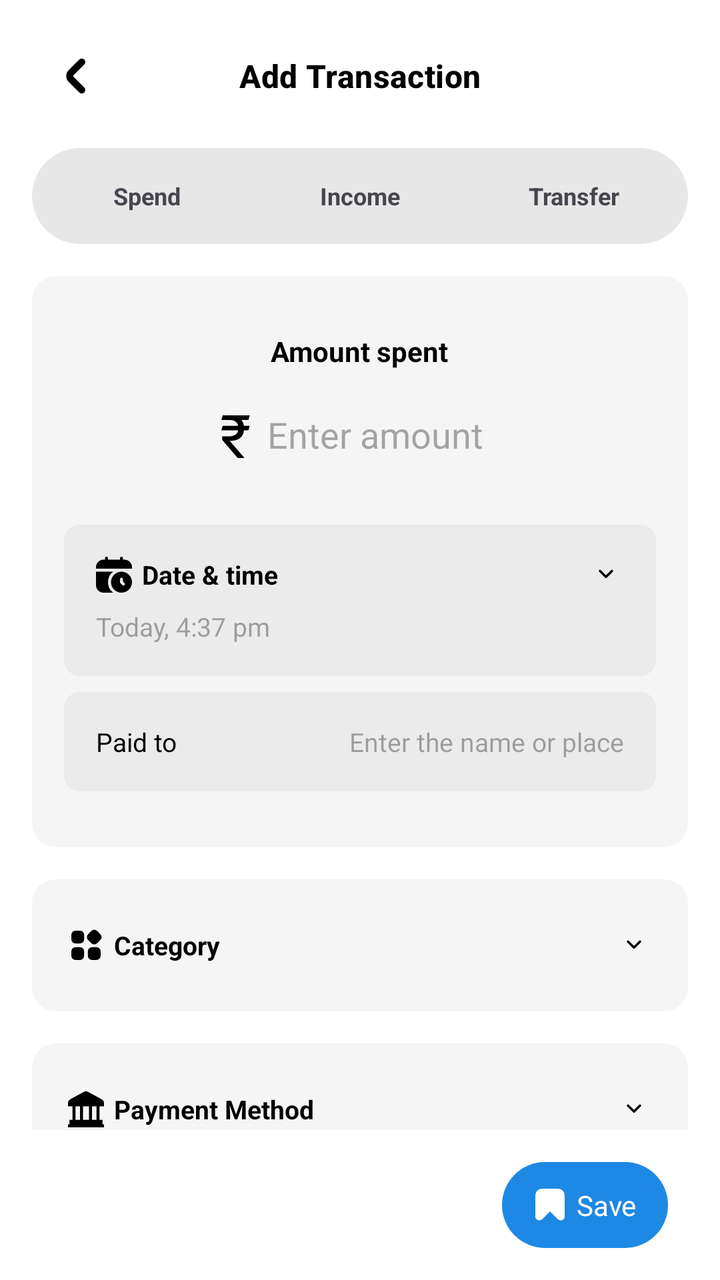
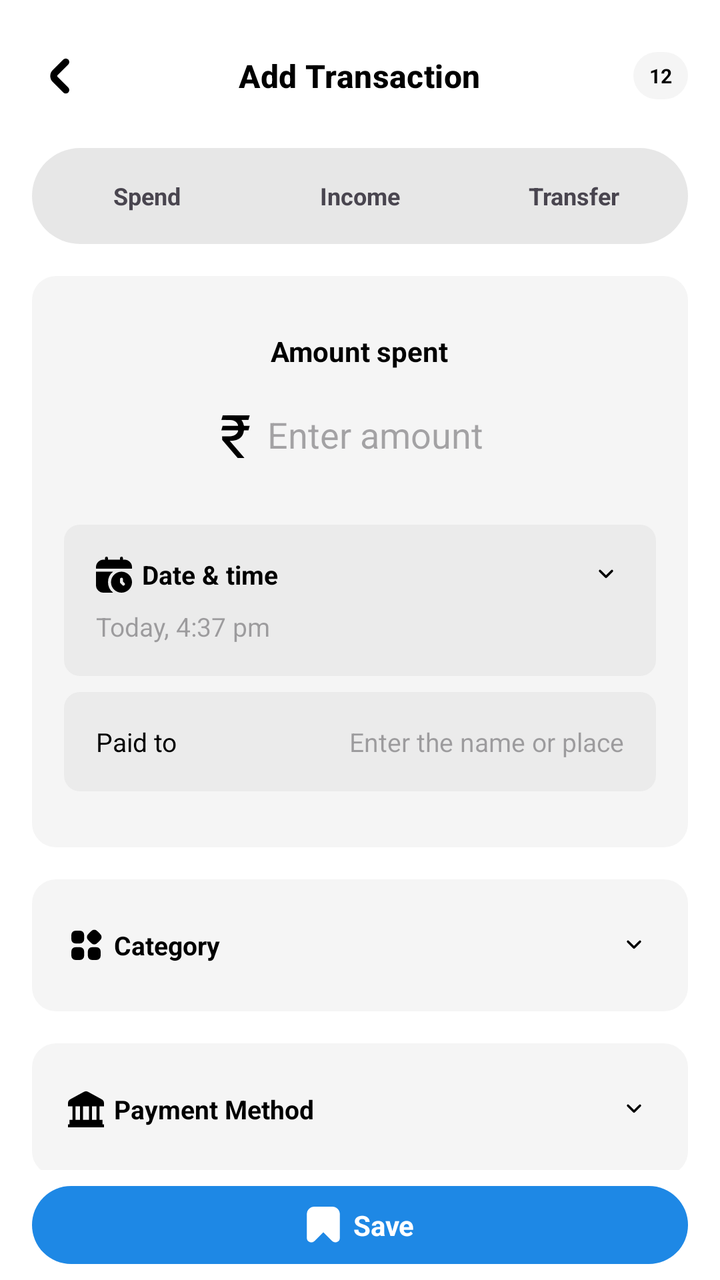

An Android layout rendered at two revisions. The XML below is the earlier revision; the diff shows what the commit changed to produce the second picture.
<!-- AndroidManifest.xml: application theme Theme.ExpenseManager -->
<!-- res/layout/activity_add_transaction.xml -->
<?xml version="1.0" encoding="utf-8"?>
<RelativeLayout xmlns:android="http://schemas.android.com/apk/res/android"
    xmlns:app="http://schemas.android.com/apk/res-auto"
    android:layout_width="match_parent"
    android:layout_height="match_parent"
    android:background="@color/main_bg"
    android:fitsSystemWindows="true"
    android:orientation="vertical">

    <androidx.core.widget.NestedScrollView
        android:id="@+id/scrollView"
        android:layout_width="match_parent"
        android:layout_height="match_parent"
        android:layout_above="@id/bottomBar">

        <LinearLayout
            android:layout_width="match_parent"
            android:layout_height="match_parent"
            android:orientation="vertical"
            android:padding="16dp">

            
            <LinearLayout
                android:layout_width="match_parent"
                android:layout_height="wrap_content"
                android:gravity="center_vertical"
                android:orientation="horizontal"
                android:padding="8dp">

                
                <ImageView
                    android:id="@+id/ivBack"
                    android:layout_width="28dp"
                    android:layout_height="28dp"
                    android:src="@drawable/ic_back_btn"
                    app:tint="@color/ic_color" />

                
                <TextView
                    android:id="@+id/tvTitle"
                    android:layout_width="0dp"
                    android:layout_height="wrap_content"
                    android:layout_weight="1"
                    android:gravity="center"
                    android:text="Add Transaction"
                    android:textAppearance="?attr/textAppearanceTitleMedium"
                    android:textColor="@color/opposite_color"
                    android:textSize="16dp"
                    android:textStyle="bold" />


                
                <ImageView
                    android:id="@+id/ivClose"
                    android:layout_width="28dp"
                    android:layout_height="28dp"
                    app:tint="@color/ic_color" />

            </LinearLayout>

            
            <LinearLayout
                android:id="@+id/spendIncomeSegment"
                android:layout_width="match_parent"
                android:layout_height="48dp"
                android:layout_marginTop="14dp"
                android:background="@drawable/bg_segment_container"
                android:gravity="center"
                android:orientation="horizontal"
                android:padding="4dp">

                
                <TextView
                    android:id="@+id/tvSpend"
                    android:layout_width="0dp"
                    android:layout_height="match_parent"
                    android:layout_weight="1"
                    android:background="@drawable/bg_segment_unselected"
                    android:gravity="center"
                    android:text="Spend"
                    android:textColor="?attr/colorOnSurfaceVariant"
                    android:textSize="12sp"
                    android:textStyle="bold" />

                
                <TextView
                    android:id="@+id/tvIncome"
                    android:layout_width="0dp"
                    android:layout_height="match_parent"
                    android:layout_weight="1"
                    android:background="@drawable/bg_segment_unselected"
                    android:gravity="center"
                    android:text="Income"
                    android:textColor="?attr/colorOnSurfaceVariant"
                    android:textSize="12sp"
                    android:textStyle="bold" />

                <TextView
                    android:id="@+id/tvTransfer"
                    android:layout_width="0dp"
                    android:layout_height="match_parent"
                    android:layout_weight="1"
                    android:background="@drawable/bg_segment_unselected"
                    android:gravity="center"
                    android:text="Transfer"
                    android:textColor="?attr/colorOnSurfaceVariant"
                    android:textSize="12sp"
                    android:textStyle="bold" />

            </LinearLayout>

            
            <LinearLayout
                android:layout_width="match_parent"
                android:layout_height="wrap_content"
                android:layout_marginTop="16dp"
                android:background="@drawable/bg_card_account_details"
                android:orientation="vertical"
                android:paddingHorizontal="16dp"
                android:paddingVertical="28dp">

                
                <TextView
                    android:id="@+id/tvAmountTitle"
                    android:layout_width="wrap_content"
                    android:layout_height="wrap_content"
                    android:layout_gravity="center_horizontal"
                    android:text="Amount spent"
                    android:textColor="@color/opposite_color"
                    android:textSize="14sp"
                    android:textStyle="bold" />

                
                <LinearLayout
                    android:layout_width="wrap_content"
                    android:layout_height="wrap_content"
                    android:layout_gravity="center_horizontal"
                    android:layout_marginTop="12dp"
                    android:orientation="horizontal">

                    
                    <TextView
                        android:id="@+id/currencySymbol"
                        android:layout_width="wrap_content"
                        android:layout_height="wrap_content"
                        android:layout_gravity="center"
                        android:text="₹"
                        android:textColor="@color/opposite_color"
                        android:textSize="30sp" />

                    
                    <EditText
                        android:id="@+id/etAmount"
                        android:layout_width="0dp"
                        android:layout_height="wrap_content"
                        android:layout_gravity="center"
                        android:layout_weight="1"
                        android:background="@android:color/transparent"
                        android:gravity="center"
                        android:hint="Enter amount"
                        android:imeOptions="actionDone"
                        android:inputType="numberDecimal"
                        android:paddingStart="8dp"
                        android:paddingEnd="8dp"
                        android:textColor="@color/opposite_color"
                        android:textColorHint="?android:attr/textColorHint"
                        android:textSize="18sp" />

                    
                    
                    
                    
                    
                    

                </LinearLayout>

                
                <View
                    android:layout_width="200dp"
                    android:layout_height="1dp"
                    android:layout_gravity="center_horizontal"
                    android:layout_marginTop="4dp"
                    android:alpha="0.4"
                    android:background="?android:attr/textColorHint" />

                
                <LinearLayout
                    android:id="@+id/date_linearlayout"
                    android:layout_width="match_parent"
                    android:layout_height="wrap_content"
                    android:layout_marginTop="20dp"
                    android:padding="16dp"
                    android:background="@drawable/bg_transcation_card_inside"
                    android:gravity="center_vertical"
                    android:orientation="vertical">

                    <LinearLayout
                        android:layout_width="match_parent"
                        android:layout_height="wrap_content"
                        android:orientation="horizontal">

                        
                        <ImageView
                            android:id="@+id/ivCalendar"
                            android:layout_width="18dp"
                            android:layout_height="18dp"
                            android:contentDescription="Pick date"
                            android:src="@drawable/ic_calendar"
                            app:tint="@color/opposite_color" />

                        <TextView
                            android:layout_width="0dp"
                            android:layout_height="wrap_content"
                            android:layout_weight="1"
                            android:text="Date &amp; time"
                            android:textColor="@color/opposite_color"
                            android:textSize="13sp"
                            android:textStyle="bold"
                            android:layout_marginStart="5dp"/>

                        <ImageView
                            android:layout_width="18dp"
                            android:layout_height="18dp"
                            android:contentDescription="dropdown"
                            android:src="@drawable/ic_dropdown"
                            app:tint="@color/opposite_color" />

                    </LinearLayout>

                    
                    <TextView
                        android:id="@+id/tvDateTime"
                        android:layout_width="match_parent"
                        android:layout_height="wrap_content"
                        android:layout_marginEnd="8dp"
                        android:layout_weight="1"
                        android:text="Today, 4:37 pm"
                        android:layout_marginTop="8dp"
                        android:textColor="?android:attr/textColorHint"
                        android:textSize="13sp" />

                </LinearLayout>


                
                <LinearLayout
                    android:id="@+id/linear_paidTo"
                    android:layout_width="match_parent"
                    android:layout_height="wrap_content"
                    android:layout_marginTop="8dp"
                    android:background="@drawable/bg_transcation_card_inside"
                    android:orientation="horizontal">

                    <TextView
                        android:id="@+id/tvPayeeLabel"
                        android:layout_width="wrap_content"
                        android:layout_height="wrap_content"
                        android:paddingStart="16dp"
                        android:text="Paid to"
                        android:textColor="@color/opposite_color"
                        android:textSize="13sp" />

                    <EditText
                        android:id="@+id/etPayee"
                        android:layout_width="match_parent"
                        android:layout_height="wrap_content"
                        android:background="@android:color/transparent"
                        android:gravity="end"
                        android:hint="Enter the name or place"
                        android:imeOptions="actionDone"
                        android:inputType="textCapWords"
                        android:paddingVertical="16dp"
                        android:paddingEnd="16dp"
                        android:textColor="@color/opposite_color"
                        android:textColorHint="?android:attr/textColorHint"
                        android:textSize="13sp" />

                </LinearLayout>

            </LinearLayout>


            
            <LinearLayout
                android:id="@+id/layoutCategory"
                android:layout_width="match_parent"
                android:layout_height="wrap_content"
                android:layout_marginTop="16dp"
                android:background="@drawable/bg_card_account_details"
                android:gravity="center_vertical"
                android:orientation="horizontal"
                android:paddingHorizontal="18dp"
                android:paddingVertical="24dp">

                <ImageView
                    android:id="@+id/ivCategoryIconTransaction"
                    android:layout_width="18dp"
                    android:layout_height="18dp"
                    android:contentDescription="Category"
                    android:src="@drawable/ic_category"
                    app:tint="@color/opposite_color" />

                <TextView
                    android:id="@+id/tvCategory"
                    android:layout_width="0dp"
                    android:layout_height="wrap_content"
                    android:layout_marginStart="5dp"
                    android:layout_weight="1"
                    android:text="Category"
                    android:textColor="@color/opposite_color"
                    android:textSize="13sp"
                    android:textStyle="bold" />

                <ImageView
                    android:layout_width="18dp"
                    android:layout_height="18dp"
                    android:contentDescription="dropdown"
                    android:src="@drawable/ic_dropdown"
                    app:tint="@color/opposite_color" />

            </LinearLayout>

            
            <LinearLayout
                android:id="@+id/layoutSubtype"
                android:layout_width="match_parent"
                android:layout_height="wrap_content"
                android:layout_marginTop="16dp"
                android:background="@drawable/bg_card_account_details"
                android:gravity="center_vertical"
                android:orientation="horizontal"
                android:paddingHorizontal="18dp"
                android:paddingVertical="24dp">

                <ImageView
                    android:id="@+id/ivSubtypeIcon"
                    android:layout_width="18dp"
                    android:layout_height="18dp"
                    android:contentDescription="Subtype"
                    android:src="@drawable/ic_bank"
                    app:tint="@color/opposite_color" />

                <TextView
                    android:id="@+id/tvSubtype"
                    android:layout_width="0dp"
                    android:layout_height="wrap_content"
                    android:layout_marginStart="5dp"
                    android:layout_weight="1"
                    android:text="Payment Method"
                    android:textColor="@color/opposite_color"
                    android:textSize="13sp"
                    android:textStyle="bold" />

                <ImageView
                    android:layout_width="18dp"
                    android:layout_height="18dp"
                    android:contentDescription="dropdown"
                    android:src="@drawable/ic_dropdown"
                    app:tint="@color/opposite_color" />

            </LinearLayout>

            
            <LinearLayout
                android:id="@+id/layoutSubtypeTo"
                android:layout_width="match_parent"
                android:layout_height="wrap_content"
                android:layout_marginTop="16dp"
                android:background="@drawable/bg_card_account_details"
                android:gravity="center_vertical"
                android:orientation="horizontal"
                android:paddingHorizontal="18dp"
                android:paddingVertical="24dp">

                <ImageView
                    android:id="@+id/ivSubtypeIconTo"
                    android:layout_width="18dp"
                    android:layout_height="18dp"
                    android:contentDescription="Subtype"
                    android:src="@drawable/ic_bank"
                    app:tint="@color/opposite_color" />

                <TextView
                    android:id="@+id/tvSubtypeTo"
                    android:layout_width="0dp"
                    android:layout_height="wrap_content"
                    android:layout_marginStart="5dp"
                    android:layout_weight="1"
                    android:text="Payment Method"
                    android:textColor="@color/opposite_color"
                    android:textSize="13sp"
                    android:textStyle="bold" />

                <ImageView
                    android:layout_width="18dp"
                    android:layout_height="18dp"
                    android:contentDescription="dropdown"
                    android:src="@drawable/ic_dropdown"
                    app:tint="@color/opposite_color" />

            </LinearLayout>

            
            
            <LinearLayout
                android:layout_width="match_parent"
                android:layout_height="wrap_content"
                android:layout_marginTop="16dp"
                android:background="@drawable/bg_card_account_details"
                android:gravity="center_vertical"
                android:orientation="vertical"
                android:paddingHorizontal="18dp"
                android:paddingTop="24dp"
                android:paddingBottom="18dp">

                
                <LinearLayout
                    android:layout_width="match_parent"
                    android:layout_height="wrap_content"
                    android:gravity="center_vertical"
                    android:orientation="horizontal">

                    <ImageView
                        android:layout_width="18dp"
                        android:layout_height="18dp"
                        android:layout_marginEnd="4dp"
                        android:contentDescription="Notes"
                        android:src="@drawable/ic_notes"
                        app:tint="@color/opposite_color" />

                    <TextView
                        android:layout_width="wrap_content"
                        android:layout_height="wrap_content"
                        android:layout_marginStart="5dp"
                        android:text="Notes"
                        android:textColor="@color/opposite_color"
                        android:textSize="13sp"
                        android:textStyle="bold" />
                </LinearLayout>

                
                <EditText
                    android:id="@+id/etNotes"
                    android:layout_width="match_parent"
                    android:layout_height="wrap_content"
                    android:layout_marginTop="8dp"
                    android:background="@android:color/transparent"
                    android:ellipsize="none"
                    android:hint="Tap to add"
                    android:inputType="textCapSentences|textMultiLine"
                    android:maxLines="18"
                    android:minLines="2"
                    android:overScrollMode="ifContentScrolls"
                    android:padding="0dp"
                    android:scrollHorizontally="false"
                    android:textColor="@color/opposite_color"
                    android:textColorHint="?android:attr/textColorHint"
                    android:textSize="14sp" />

            </LinearLayout>


        </LinearLayout>

    </androidx.core.widget.NestedScrollView>

    
    <LinearLayout
        android:id="@+id/bottomBar"
        android:layout_width="match_parent"
        android:layout_height="wrap_content"
        android:layout_alignParentBottom="true"
        android:gravity="end"
        android:orientation="horizontal"
        android:padding="16dp">

        <LinearLayout
            android:id="@+id/btnSave"
            android:layout_width="wrap_content"
            android:layout_height="wrap_content"
            android:layout_gravity="center_vertical"
            android:layout_marginEnd="10dp"
            android:background="@drawable/bg_btn_save"
            android:gravity="center"
            android:orientation="horizontal">

            <ImageView
                android:layout_width="16dp"
                android:layout_height="16dp"
                android:layout_marginStart="16dp"
                android:src="@drawable/ic_save"
                app:tint="@color/white" />

            <TextView
                android:layout_width="wrap_content"
                android:layout_height="wrap_content"
                android:paddingVertical="12dp"
                android:paddingStart="5dp"
                android:paddingEnd="16dp"
                android:text="Save"
                android:textAlignment="center"
                android:textColor="@android:color/white"
                android:visibility="visible" />

        </LinearLayout>


    </LinearLayout>
</RelativeLayout>
<!-- resources referenced by this layout -->
<resources>
  <color name="ic_color">#000000</color>
  <color name="main_bg">#FFFFFF</color>
  <color name="opposite_color">#000000</color>
  <color name="white">#FFFFFF</color>
  <!-- drawable bg_btn_save (drawable) -->
  <shape xmlns:android="http://schemas.android.com/apk/res/android"
      android:shape="rectangle">
      <solid android:color="@color/nav_icon_active" />
      <corners android:radius="30dp" />
  </shape>
  <!-- drawable bg_card_account_details (drawable) -->
  <shape xmlns:android="http://schemas.android.com/apk/res/android" android:shape="rectangle">
      <solid android:color="@color/bg_account_details"/>
      <corners android:radius="12dp"/>
  </shape>
  <!-- drawable bg_segment_container (drawable) -->
  <shape xmlns:android="http://schemas.android.com/apk/res/android" android:shape="rectangle">
      <solid android:color="@color/filter_bg_color"/>
      <corners android:radius="24dp"/>
  </shape>
  <!-- drawable bg_segment_unselected (drawable) -->
  <shape xmlns:android="http://schemas.android.com/apk/res/android" android:shape="rectangle">
      <solid android:color="@android:color/transparent"/>
  </shape>
  <!-- drawable bg_transcation_card_inside (drawable) -->
  <shape xmlns:android="http://schemas.android.com/apk/res/android" android:shape="rectangle">
      <solid android:color="@color/co_bg_transaction_card_inside"/>
      <corners android:radius="8dp"/>
  </shape>
  <!-- drawable ic_back_btn (drawable) -->
  <vector xmlns:android="http://schemas.android.com/apk/res/android" android:height="32dp" android:viewportHeight="24" android:viewportWidth="24" android:width="32dp">
        
      <path android:fillColor="#000000" android:pathData="M10.957,12.354a0.5,0.5 0,0 1,0 -0.708l4.586,-4.585a1.5,1.5 0,0 0,-2.121 -2.122L8.836,9.525a3.505,3.505 0,0 0,0 4.95l4.586,4.586a1.5,1.5 0,0 0,2.121 -2.122Z"/>
      
  </vector>
  <!-- drawable ic_bank (drawable) -->
  <vector xmlns:android="http://schemas.android.com/apk/res/android"
      android:width="512dp"
      android:height="512dp"
      android:viewportWidth="24"
      android:viewportHeight="24">
    <path
        android:pathData="M24,10L24,7.909a3,3 0,0 0,-1.563 -2.634l-9,-4.909a2.993,2.993 0,0 0,-2.874 0l-9,4.909A3,3 0,0 0,0 7.909L0,10h3v9L1,19v3L0,22v2h24v-2h-1v-3h-2v-9zM14,10v9h-4v-9zM5,10h3v9L5,19zM19,19h-3v-9h3z"
        android:fillColor="#000000"/>
  </vector>
  <!-- drawable ic_dropdown (drawable) -->
  <vector xmlns:android="http://schemas.android.com/apk/res/android"
      android:width="512dp"
      android:height="512dp"
      android:viewportWidth="24"
      android:viewportHeight="24">
    <path
        android:pathData="M16.53,8.97a0.75,0.75 0,0 1,0 1.06l-4,4a0.75,0.75 0,0 1,-1.06 0l-4,-4a0.75,0.75 0,1 1,1.06 -1.06L12,12.44l3.47,-3.47a0.75,0.75 0,0 1,1.06 0z"
        android:fillColor="#000000"
        android:fillType="evenOdd"/>
  </vector>
  <!-- drawable ic_save (drawable) -->
  <vector xmlns:android="http://schemas.android.com/apk/res/android"
      android:width="14dp"
      android:height="14dp"
      android:viewportWidth="24"
      android:viewportHeight="24">
    <path
        android:pathData="M2.849,23.55a2.954,2.954 0,0 0,3.266 -0.644L12,17.053l5.885,5.853a2.956,2.956 0,0 0,2.1 0.881,3.05 3.05,0 0,0 1.17,-0.237A2.953,2.953 0,0 0,23 20.779V5a5.006,5.006 0,0 0,-5 -5H6a5.006,5.006 0,0 0,-5 5v15.779a2.953,2.953 0,0 0,1.849 2.771Z"
        android:fillColor="#000000"/>
  </vector>
  <style name="Theme.ExpenseManager" parent="Base.Theme.ExpenseManager" />
  <color name="nav_icon_active">#1E88E5</color>
  <color name="bg_account_details">#BEF2F2F2</color>
  <color name="filter_bg_color">#E7E7E7</color>
  <color name="co_bg_transaction_card_inside">#EBEBEB</color>
  <style name="Base.Theme.ExpenseManager" parent="Theme.Material3.DayNight.NoActionBar">
          
           <item name="colorPrimary">@color/nav_icon_active</item>
      </style>
  <!-- unchanged entries left out for length: 3 -->
</resources>

<!-- the commit's change to res/layout/activity_add_transaction.xml (unified diff, before → after) -->
@@ -20,12 +20,10 @@
             android:padding="16dp">
 
             
-            <LinearLayout
-                android:layout_width="match_parent"
-                android:layout_height="wrap_content"
-                android:gravity="center_vertical"
-                android:orientation="horizontal"
-                android:padding="8dp">
+            <RelativeLayout
+                android:layout_width="match_parent"
+                android:layout_height="wrap_content"
+                android:paddingVertical="8dp">
 
                 
                 <ImageView
@@ -33,30 +31,39 @@
                     android:layout_width="28dp"
                     android:layout_height="28dp"
                     android:src="@drawable/ic_back_btn"
-                    app:tint="@color/ic_color" />
+                    app:tint="@color/ic_color"
+                    android:layout_alignParentStart="true"
+                    android:layout_centerVertical="true" />
 
                 
                 <TextView
                     android:id="@+id/tvTitle"
-                    android:layout_width="0dp"
-                    android:layout_height="wrap_content"
-                    android:layout_weight="1"
-                    android:gravity="center"
+                    android:layout_width="wrap_content"
+                    android:layout_height="wrap_content"
                     android:text="Add Transaction"
                     android:textAppearance="?attr/textAppearanceTitleMedium"
                     android:textColor="@color/opposite_color"
                     android:textSize="16dp"
-                    android:textStyle="bold" />
-
-
-                
-                <ImageView
-                    android:id="@+id/ivClose"
-                    android:layout_width="28dp"
-                    android:layout_height="28dp"
-                    app:tint="@color/ic_color" />
-
-            </LinearLayout>
+                    android:textStyle="bold"
+                    android:layout_centerInParent="true" />
+
+                
+                <TextView
+                    android:id="@+id/remainingTrans"
+                    android:layout_width="wrap_content"
+                    android:layout_height="wrap_content"
+                    android:text="12"
+                    android:textStyle="bold"
+                    android:textColor="@color/opposite_color"
+                    android:background="@drawable/bg_card_account_details"
+                    android:paddingHorizontal="8dp"
+                    android:paddingVertical="5dp"
+                    android:textSize="10sp"
+                    android:layout_alignParentEnd="true"
+                    android:layout_centerVertical="true" />
+
+            </RelativeLayout>
+
 
             
             <LinearLayout
@@ -471,40 +478,48 @@
         android:layout_width="match_parent"
         android:layout_height="wrap_content"
         android:layout_alignParentBottom="true"
-        android:gravity="end"
-        android:orientation="horizontal"
-        android:padding="16dp">
-
+        android:orientation="vertical"
+        android:paddingHorizontal="16dp"
+        android:paddingBottom="8dp">
+
+        
+        <FrameLayout
+            android:id="@+id/banner_container"
+            android:layout_width="match_parent"
+            android:layout_height="wrap_content"
+            android:layout_gravity="center_horizontal"
+            android:paddingTop="4dp"
+            android:visibility="gone" />
+
+        
         <LinearLayout
             android:id="@+id/btnSave"
-            android:layout_width="wrap_content"
+            android:layout_width="match_parent"
             android:layout_height="wrap_content"
-            android:layout_gravity="center_vertical"
-            android:layout_marginEnd="10dp"
+            android:layout_gravity="center"
             android:background="@drawable/bg_btn_save"
             android:gravity="center"
-            android:orientation="horizontal">
+            android:orientation="horizontal"
+            android:layout_marginTop="8dp"
+            android:paddingHorizontal="16dp"
+            android:paddingVertical="10dp">
 
             <ImageView
-                android:layout_width="16dp"
-                android:layout_height="16dp"
-                android:layout_marginStart="16dp"
+                android:layout_width="18dp"
+                android:layout_height="18dp"
                 android:src="@drawable/ic_save"
                 app:tint="@color/white" />
 
             <TextView
                 android:layout_width="wrap_content"
                 android:layout_height="wrap_content"
-                android:paddingVertical="12dp"
-                android:paddingStart="5dp"
-                android:paddingEnd="16dp"
+                android:paddingStart="6dp"
                 android:text="Save"
-                android:textAlignment="center"
                 android:textColor="@android:color/white"
-                android:visibility="visible" />
+                android:textStyle="bold" />
 
         </LinearLayout>
 
-
     </LinearLayout>
+
 </RelativeLayout>
